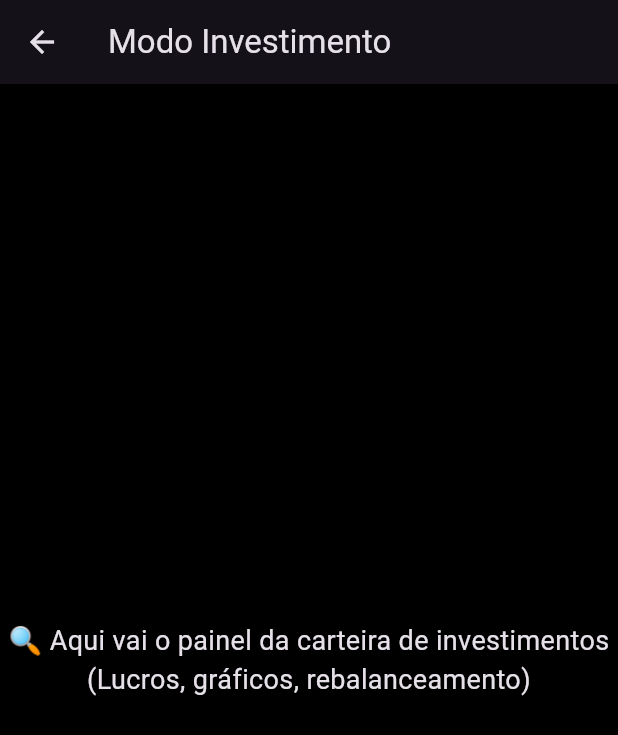
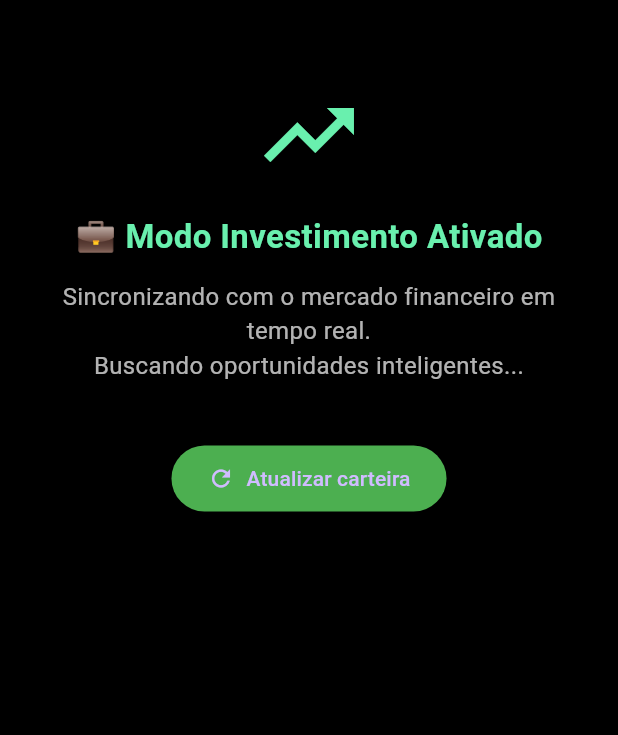
Before and after one commit to Ds-Isaias/ds-one, a Flutter app: the InvestmentMode widget shown alone on an empty page, opened directly, on a phone screen of 412 x 824 dp. Shown: the top 735 px of the screen. Run offline on Flutter 3.47's test engine with Material 3 defaults, Android fonts, the phone set to English and light mode, and no system bars; our stand-ins replace camera, flutter_tts, lottie, speech_to_text.

Commit message:
Update investment_mode.dart

```diff
--- a/lib/investment_mode.dart
+++ b/lib/investment_mode.dart
@@ -1,44 +1,44 @@
 import 'package:flutter/material.dart';
-import 'package:flutter_tts/flutter_tts.dart';
 
-class InvestmentMode extends StatefulWidget {
+class InvestmentMode extends StatelessWidget {
   const InvestmentMode({super.key});
 
   @override
-  State<InvestmentMode> createState() => _InvestmentModeState();
-}
-
-class _InvestmentModeState extends State<InvestmentMode> {
-  final FlutterTts _tts = FlutterTts();
-
-  @override
-  void initState() {
-    super.initState();
-    _speakInfo();
-  }
-
-  Future<void> _speakInfo() async {
-    await _tts.setLanguage("pt-BR");
-    await _tts.setPitch(1.1);
-    await _tts.speak("Bem-vindo ao Modo Investimento. Sua carteira está sendo analisada.");
-  }
-
-  @override
-  void dispose() {
-    _tts.stop();
-    super.dispose();
-  }
-
-  @override
   Widget build(BuildContext context) {
-    return Scaffold(
-      appBar: AppBar(title: const Text('Modo Investimento')),
-      body: const Center(
-        child: Text(
-          '🔍 Aqui vai o painel da carteira de investimentos\n(Lucros, gráficos, rebalanceamento)',
-          textAlign: TextAlign.center,
-          style: TextStyle(fontSize: 18),
-        ),
+    return Container(
+      color: Colors.black,
+      padding: const EdgeInsets.all(24),
+      child: Column(
+        crossAxisAlignment: CrossAxisAlignment.center,
+        children: [
+          const SizedBox(height: 30),
+          Icon(Icons.trending_up, color: Colors.greenAccent, size: 72),
+          const SizedBox(height: 16),
+          const Text(
+            "💼 Modo Investimento Ativado",
+            style: TextStyle(fontSize: 22, fontWeight: FontWeight.bold, color: Colors.greenAccent),
+            textAlign: TextAlign.center,
+          ),
+          const SizedBox(height: 12),
+          const Text(
+            "Sincronizando com o mercado financeiro em tempo real.\nBuscando oportunidades inteligentes...",
+            style: TextStyle(fontSize: 16, color: Colors.white70),
+            textAlign: TextAlign.center,
+          ),
+          const SizedBox(height: 40),
+          ElevatedButton.icon(
+            style: ElevatedButton.styleFrom(
+              backgroundColor: Colors.green,
+              padding: const EdgeInsets.symmetric(horizontal: 24, vertical: 12),
+            ),
+            onPressed: () {
+              // Aqui futuramente você pode chamar atualizações, alertas, etc
+              ScaffoldMessenger.of(context).showSnackBar(const SnackBar(content: Text("📊 Dados atualizados com sucesso.")));
+            },
+            icon: const Icon(Icons.refresh),
+            label: const Text("Atualizar carteira"),
+          ),
+        ],
       ),
     );
   }
```
